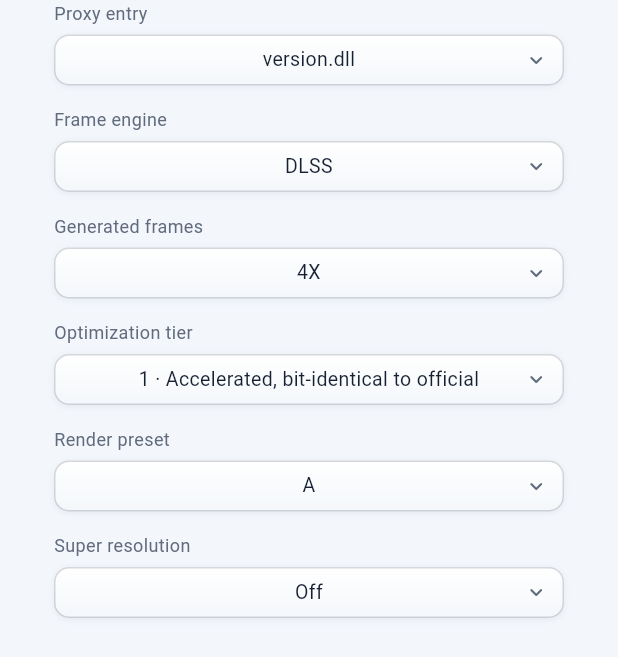
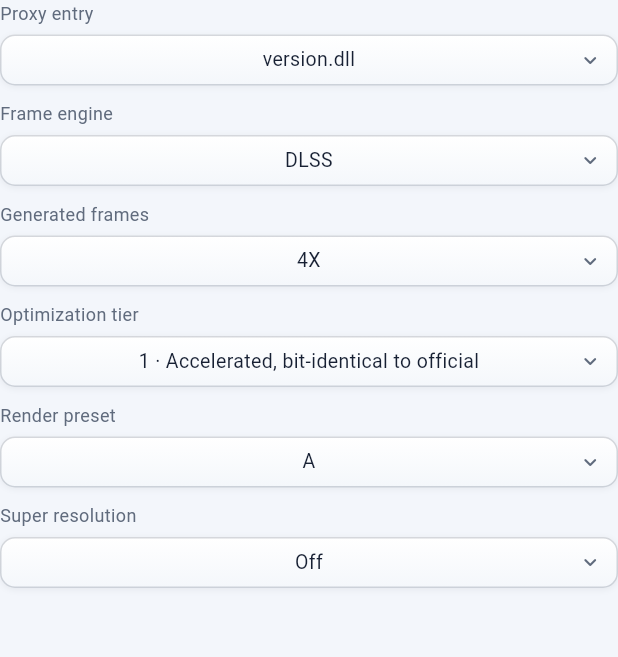
Before and after one commit to XiaoQAQ10086/FrameGen-Manager-Next, a Flutter app: the DeployOptionsForm widget shown alone on an empty page, opened directly with empty values, on a phone screen of 412 x 824 dp. Shown: the top 657 px of the screen. Run offline on Flutter 3.47's test engine with Material 3 defaults, Android fonts, the phone set to English and light mode, and no system bars; our stand-ins replace material_ui; missing offline and left inert: dart:ffi; generated files the repository leaves out were written again; Roboto replaces fonts that are missing (Microsoft YaHei UI); statements that could not run were skipped.

Commit message:
fix(ui): unify graphics API casing and deploy option layout
The deploy dialog rendered the raw core key (`dx12`) while cards and the DLSS5
wall upper-cased it, so the same game read differently depending on the screen.
Route every site through GraphicsApiLabel.

Deploy options were two per row inside a 340px grid; stack them one per row so
proxy slot and engine read as a single column like the legacy dialog.

Co-Authored-By: Claude Haiku 5.5 <noreply@anthropic.com>

```diff
--- a/ui/lib/features/dlss5/dlss5_detail_form.dart
+++ b/ui/lib/features/dlss5/dlss5_detail_form.dart
@@ -1,6 +1,7 @@
 import 'package:material_ui/material_ui.dart';
 
 import '../../bridge/dlss5_state.dart';
+import '../../bridge/graphics_api_label.dart';
 import '../../bridge/library_game.dart';
 import '../../design/app_tokens.dart';
 import '../../design/legacy_pill.dart';
@@ -84,7 +85,7 @@ class Dlss5DetailForm extends StatelessWidget {
           spacing: 6,
           runSpacing: 6,
           children: <Widget>[
-            LegacyPill(label: game.graphicsApi),
+            LegacyPill(label: GraphicsApiLabel.of(game.graphicsApi)),
             LegacyPill(
               label: _stateLabel(l10n, state.state),
               foreground: _stateColor(state.state),
--- a/ui/lib/features/dlss5/dlss5_tile.dart
+++ b/ui/lib/features/dlss5/dlss5_tile.dart
@@ -3,6 +3,7 @@ import 'dart:io';
 import 'package:material_ui/material_ui.dart';
 
 import '../../bridge/dlss5_state.dart';
+import '../../bridge/graphics_api_label.dart';
 import '../../bridge/library_game.dart';
 import '../../design/app_tokens.dart';
 import '../../design/legacy_pill.dart';
@@ -87,7 +88,9 @@ class Dlss5Tile extends StatelessWidget {
                       ),
                       const SizedBox(height: 3),
                       Text(
-                        l10n.dlss5ApiLabel(game.graphicsApi.toUpperCase()),
+                        l10n.dlss5ApiLabel(
+                          GraphicsApiLabel.of(game.graphicsApi),
+                        ),
                         style: const TextStyle(
                           color: Color(0xD9FFFFFF),
                           fontSize: 12,
--- a/ui/lib/features/framegen/deploy_options_form.dart
+++ b/ui/lib/features/framegen/deploy_options_form.dart
@@ -46,14 +46,12 @@ class DeployOptionsForm extends StatelessWidget {
     return Column(
       crossAxisAlignment: CrossAxisAlignment.stretch,
       children: <Widget>[
-        Wrap(
-          alignment: WrapAlignment.center,
-          spacing: 14,
-          runSpacing: 14,
+        Column(
+          crossAxisAlignment: CrossAxisAlignment.stretch,
           children: <Widget>[
             _field<String>(
               l10n,
-              width: 340,
+              width: double.infinity,
               label: l10n.optionProxySlot,
               value: options.proxySlot,
               values: _proxySlots,
@@ -63,9 +61,10 @@ class DeployOptionsForm extends StatelessWidget {
               onChanged: (String value) =>
                   onChanged(options.copyWith(proxySlot: value)),
             ),
+            const SizedBox(height: 10),
             _field<String>(
               l10n,
-              width: 340,
+              width: double.infinity,
               label: l10n.optionEngine,
               value: options.engine,
               values: const <String>['DLSS', 'XeSS'],
@@ -82,9 +81,10 @@ class DeployOptionsForm extends StatelessWidget {
                 );
               },
             ),
+            const SizedBox(height: 10),
             _field<int>(
               l10n,
-              width: 340,
+              width: double.infinity,
               label: l10n.optionFrames,
               value: options.maxGeneratedFrames,
               values: _xeSS ? const <int>[1, 2, 3] : const <int>[1, 2, 3, 5],
@@ -92,9 +92,10 @@ class DeployOptionsForm extends StatelessWidget {
               onChanged: (int value) =>
                   onChanged(options.copyWith(maxGeneratedFrames: value)),
             ),
+            const SizedBox(height: 10),
             _field<int>(
               l10n,
-              width: 340,
+              width: double.infinity,
               label: l10n.optionOptimized,
               value: options.optimized,
               values: const <int>[0, 1, 2, 3],
@@ -103,9 +104,10 @@ class DeployOptionsForm extends StatelessWidget {
               onChanged: (int value) =>
                   onChanged(options.copyWith(optimized: value)),
             ),
+            const SizedBox(height: 10),
             _field<String>(
               l10n,
-              width: 340,
+              width: double.infinity,
               label: l10n.optionPreset,
               value: options.preset,
               values: _presets,
@@ -113,9 +115,10 @@ class DeployOptionsForm extends StatelessWidget {
               onChanged: (String value) =>
                   onChanged(options.copyWith(preset: value)),
             ),
+            const SizedBox(height: 10),
             _field<String>(
               l10n,
-              width: 340,
+              width: double.infinity,
               label: l10n.optionSuperResolution,
               value: options.superResolution,
               values: _srModes,
@@ -125,9 +128,10 @@ class DeployOptionsForm extends StatelessWidget {
                   onChanged(options.copyWith(superResolution: value)),
             ),
             if (_xeSS) ...<Widget>[
+              const SizedBox(height: 10),
               _field<String>(
                 l10n,
-                width: 340,
+                width: double.infinity,
                 label: l10n.optionFlowResolution,
                 value: options.xeSSFlowResolution,
                 values: const <String>[
@@ -139,9 +143,10 @@ class DeployOptionsForm extends StatelessWidget {
                 onChanged: (String value) =>
                     onChanged(options.copyWith(xeSSFlowResolution: value)),
               ),
+              const SizedBox(height: 10),
               _field<String>(
                 l10n,
-                width: 340,
+                width: double.infinity,
                 label: l10n.optionUseHudless,
                 value: options.xeSSUseHudless,
                 values: const <String>['Auto', '1', '0'],
--- a/ui/lib/features/framegen/framegen_deploy_dialog.dart
+++ b/ui/lib/features/framegen/framegen_deploy_dialog.dart
@@ -2,6 +2,7 @@ import 'package:material_ui/material_ui.dart';
 
 import '../../bridge/deploy_dialog_result.dart';
 import '../../bridge/deploy_options.dart';
+import '../../bridge/graphics_api_label.dart';
 import '../../bridge/library_bridge.dart';
 import '../../bridge/library_game.dart';
 import '../../bridge/path_display.dart';
@@ -96,7 +97,9 @@ class _FrameGenDeployDialogState extends State<FrameGenDeployDialog> {
                             ),
                           ),
                           const SizedBox(width: 8),
-                          LegacyPill(label: widget.game.graphicsApi),
+                          LegacyPill(
+                            label: GraphicsApiLabel.of(widget.game.graphicsApi),
+                          ),
                         ],
                       ),
                       const SizedBox(height: 12),
--- a/ui/lib/features/framegen/removed_games_dialog.dart
+++ b/ui/lib/features/framegen/removed_games_dialog.dart
@@ -2,6 +2,7 @@ import 'dart:io';
 
 import 'package:material_ui/material_ui.dart';
 
+import '../../bridge/graphics_api_label.dart';
 import '../../bridge/library_bridge.dart';
 import '../../bridge/library_game.dart';
 import '../../bridge/library_snapshot.dart';
@@ -171,7 +172,9 @@ class _RemovedGamesDialogState extends State<RemovedGamesDialog> {
                                     children: <Widget>[
                                       LegacyPill(label: game.source),
                                       LegacyPill(
-                                        label: game.graphicsApi,
+                                        label: GraphicsApiLabel.of(
+                                          game.graphicsApi,
+                                        ),
                                       ),
                                       if (!exists)
                                         LegacyPill(
```
Also changed, not shown: ui/lib/bridge/graphics_api_label.dart (added, +7 -0 lines), ui/lib/features/framegen/framegen_game_card.dart (+2 -12 lines).
